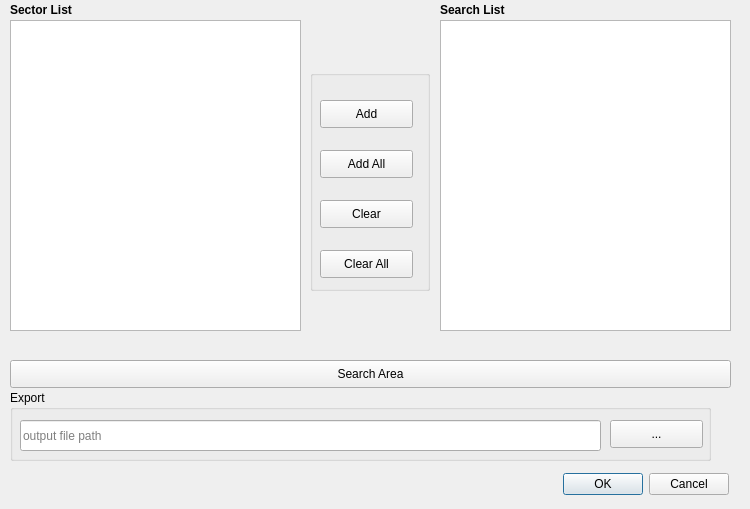
Qt form ui/ui_cin_2promaides_osm_point_import.ui (dabachma/promaides_gis_tools) before a commit.
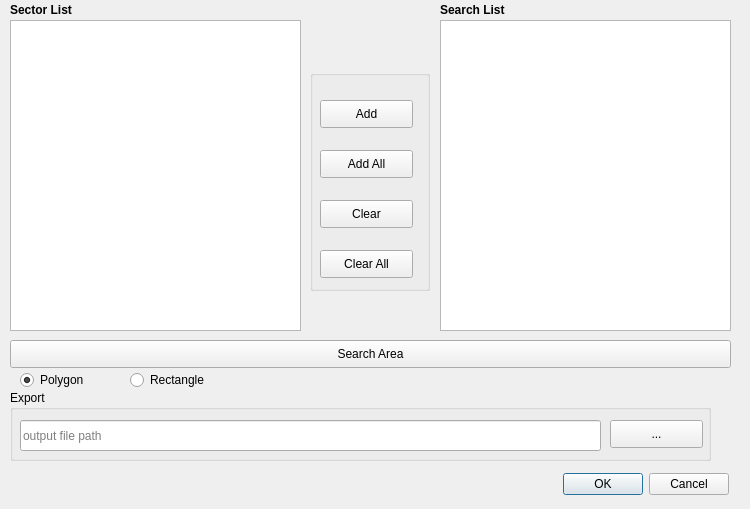
The same form after that commit. Icons and pictures are not drawn.

Commit message:
Add Radio Button
Switch between polygon and rectangle as search area

The edit to the form file:
```diff
--- a/ui/ui_cin_2promaides_osm_point_import.ui
+++ b/ui/ui_cin_2promaides_osm_point_import.ui
@@ -146,7 +146,7 @@
    <property name="geometry">
     <rect>
      <x>10</x>
-     <y>360</y>
+     <y>340</y>
      <width>721</width>
      <height>28</height>
     </rect>
@@ -292,6 +292,35 @@
     <string>Search List</string>
    </property>
   </widget>
+  <widget class="QRadioButton" name="Poly_Button">
+   <property name="geometry">
+    <rect>
+     <x>20</x>
+     <y>370</y>
+     <width>95</width>
+     <height>20</height>
+    </rect>
+   </property>
+   <property name="text">
+    <string>Polygon</string>
+   </property>
+   <property name="checked">
+    <bool>true</bool>
+   </property>
+  </widget>
+  <widget class="QRadioButton" name="Rect_Button">
+   <property name="geometry">
+    <rect>
+     <x>130</x>
+     <y>370</y>
+     <width>95</width>
+     <height>20</height>
+    </rect>
+   </property>
+   <property name="text">
+    <string>Rectangle</string>
+   </property>
+  </widget>
  </widget>
  <resources/>
  <connections>
```
